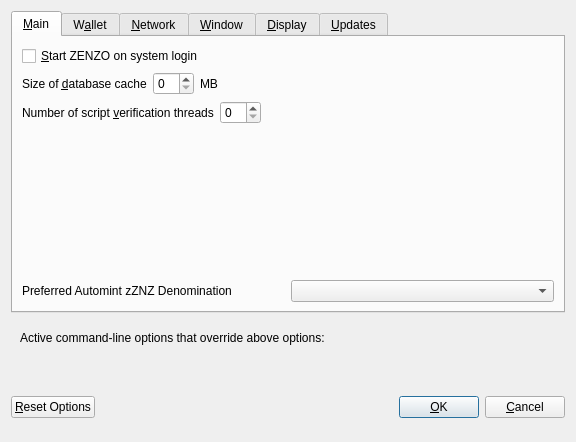
Old version of the form src/qt/forms/optionsdialog.ui in the repository ZENZO-Ecosystem/ZENZO-Core-Archive.
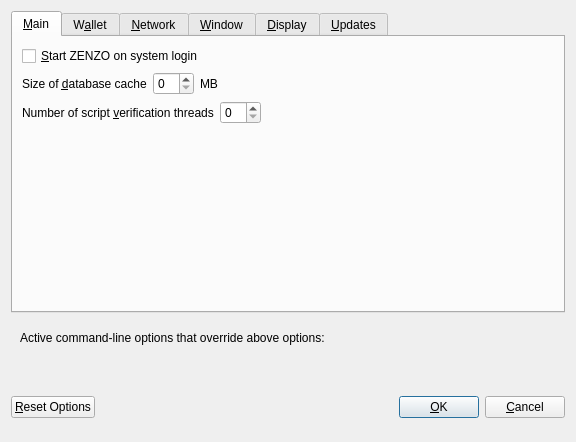
New version of the form. The open tabs and pages were chosen to show the change. Custom widgets are drawn as their Qt base class.

```diff
--- a/src/qt/forms/optionsdialog.ui
+++ b/src/qt/forms/optionsdialog.ui
@@ -130,48 +130,6 @@
          </property>
         </spacer>
        </item>
-       <item>
-        <layout class="QHBoxLayout" name="horizontalLayout" stretch="0,0">
-         <property name="sizeConstraint">
-          <enum>QLayout::SetFixedSize</enum>
-         </property>
-         <item>
-          <widget class="QLabel" name="labelPreferredDenom">
-           <property name="maximumSize">
-            <size>
-             <width>16777215</width>
-             <height>16777215</height>
-            </size>
-           </property>
-           <property name="toolTip">
-            <string>Wait with automatic conversion to Zerocoin until enough ZNZ for this denomination is available</string>
-           </property>
-           <property name="text">
-            <string>Preferred Automint zZNZ Denomination</string>
-           </property>
-          </widget>
-         </item>
-         <item>
-          <widget class="QComboBox" name="preferredDenom">
-           <property name="maximumSize">
-            <size>
-             <width>16777215</width>
-             <height>27</height>
-            </size>
-           </property>
-           <property name="toolTip">
-            <string>Wait with automatic conversion to Zerocoin until enough ZNZ for this denomination is available</string>
-           </property>
-           <property name="maxVisibleItems">
-            <number>9</number>
-           </property>
-           <property name="maxCount">
-            <number>9</number>
-           </property>
-          </widget>
-         </item>
-        </layout>
-       </item>
       </layout>
      </widget>
      <widget class="QWidget" name="tabWallet">
```
Left out of the diff: 14 changed lines with no effect on the pictures.
